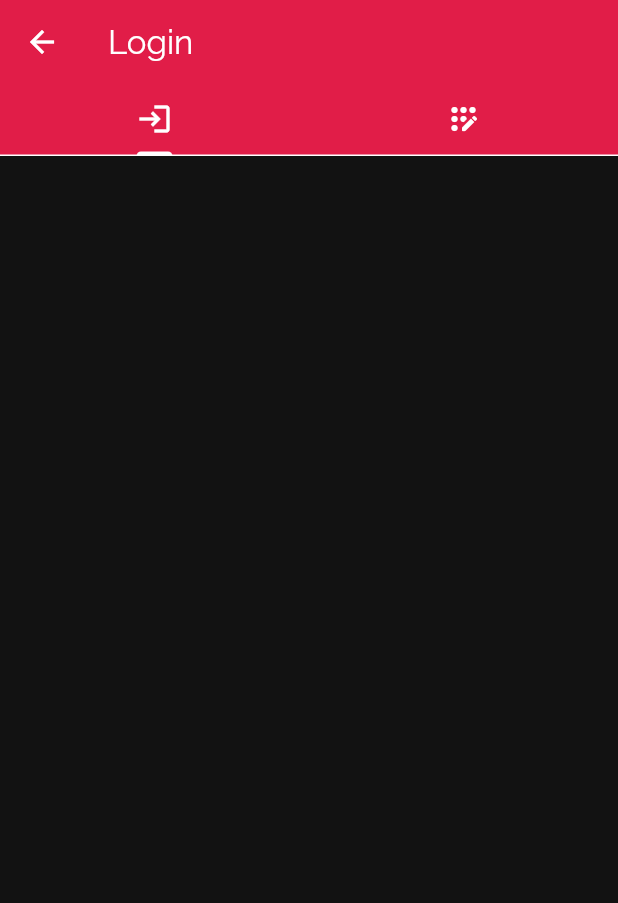
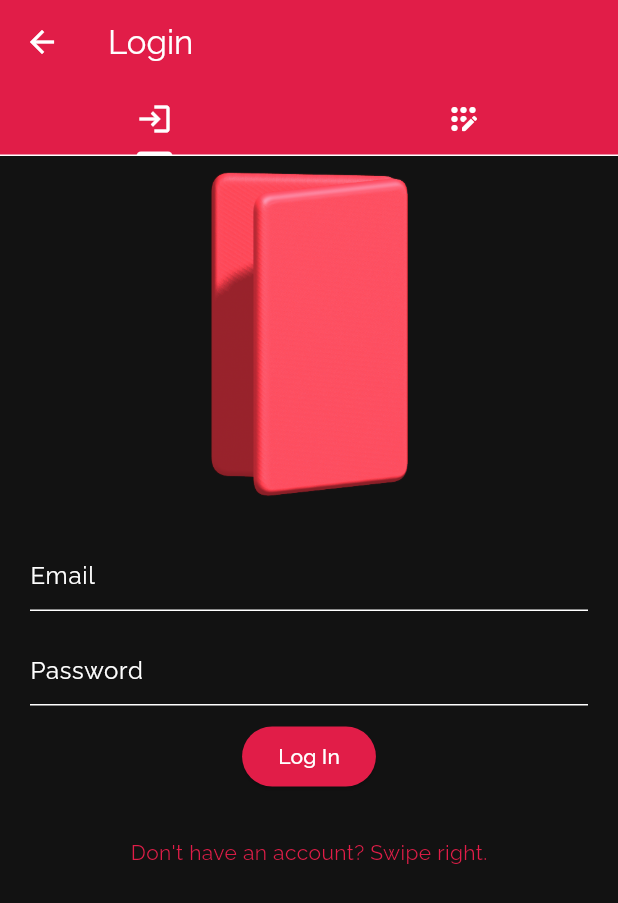
Before and after one commit to SamPariat/cinesuggest-flutter, a Flutter app: the LoginScreen screen opened by its route, on a phone screen of 412 x 824 dp. Shown: the top 903 px of the screen. Run offline on Flutter 3.47's test engine with Material 3 defaults, Android fonts, the light colour scheme and no system bars; our stand-ins replace flutter_dotenv, flutter_secure_storage, form_validator, get_it, google_fonts; accounts and stored records are empty.

Commit message:
Added form_validator for login and register form validation

```diff
--- a/lib/main.dart
+++ b/lib/main.dart
@@ -1,4 +1,4 @@
-import 'package:cinesuggest/api/api.dart';
+import 'package:cinesuggest/api/api.dart' as api;
 import 'package:cinesuggest/constants/constants.dart';
 import 'package:cinesuggest/screens/screens.dart';
 import 'package:flutter/material.dart';
@@ -7,7 +7,7 @@ import 'package:google_fonts/google_fonts.dart';
 
 Future main() async {
   await dotenv.load(fileName: '.env');
-  setUp();
+  api.setUp();
   runApp(const MyApp());
 }
 
--- a/lib/screens/login_screen.dart
+++ b/lib/screens/login_screen.dart
@@ -1,3 +1,4 @@
+import 'package:cinesuggest/widgets/widgets.dart';
 import 'package:flutter/material.dart';
 
 class LoginScreen extends StatefulWidget {
@@ -53,7 +54,10 @@ class _LoginScreenState extends State<LoginScreen>
       ),
       body: TabBarView(
         controller: _tabController,
-        children: const [],
+        children: const [
+          LoginForm(),
+          RegisterForm(),
+        ],
       ),
     );
   }
--- /dev/null
+++ b/lib/widgets/input_field.dart
@@ -0,0 +1,41 @@
+import 'package:cinesuggest/constants/constants.dart';
+import 'package:flutter/material.dart';
+
+class InputField extends StatelessWidget {
+  final TextEditingController controller;
+  final String hintText;
+  final TextInputType keyboardType;
+  final bool isPassword;
+  final String? Function(String?)? validator;
+
+  const InputField({
+    super.key,
+    required this.controller,
+    required this.hintText,
+    required this.keyboardType,
+    this.isPassword = false,
+    this.validator,
+  });
+
+  @override
+  Widget build(BuildContext context) {
+    return TextFormField(
+      controller: controller,
+      keyboardType: keyboardType,
+      keyboardAppearance: Brightness.dark,
+      obscureText: isPassword,
+      validator: validator,
+      decoration: InputDecoration(
+        hintText: hintText,
+        border: const UnderlineInputBorder(
+          borderSide: BorderSide(
+            color: primaryColor,
+          ),
+        ),
+      ),
+      style: const TextStyle(
+        color: Colors.white,
+      ),
+    );
+  }
+}
--- /dev/null
+++ b/lib/widgets/login_form.dart
@@ -0,0 +1,88 @@
+import 'package:cinesuggest/constants/constants.dart';
+import 'package:cinesuggest/widgets/widgets.dart';
+import 'package:flutter/material.dart';
+import 'package:form_validator/form_validator.dart';
+
+class LoginForm extends StatefulWidget {
+  const LoginForm({super.key});
+
+  @override
+  State<LoginForm> createState() => _LoginFormState();
+}
+
+class _LoginFormState extends State<LoginForm> {
+  final _emailController = TextEditingController();
+  final _passwordController = TextEditingController();
+  final _loginFormKey = GlobalKey<FormState>();
+
+  @override
+  void dispose() {
+    super.dispose();
+    _emailController.dispose();
+    _passwordController.dispose();
+  }
+
+  @override
+  Widget build(BuildContext context) {
+    final imageWidth = MediaQuery.of(context).size.width * 0.5;
+
+    return SingleChildScrollView(
+      child: Column(
+        children: [
+          Container(
+            margin: const EdgeInsets.symmetric(vertical: 5),
+            child: Image(
+              image: const AssetImage('assets/images/login-3d.png'),
+              width: imageWidth,
+            ),
+          ),
+          const SizedBox(height: 10),
+          Form(
+            key: _loginFormKey,
+            child: Container(
+              margin: const EdgeInsets.symmetric(vertical: 10),
+              padding: const EdgeInsets.symmetric(horizontal: 20),
+              child: Column(
+                children: [
+                  InputField(
+                    controller: _emailController,
+                    hintText: 'Email',
+                    keyboardType: TextInputType.emailAddress,
+                    validator: ValidationBuilder()
+                        .email('Email must be valid')
+                        .build(),
+                  ),
+                  const SizedBox(height: 15),
+                  InputField(
+                    controller: _passwordController,
+                    hintText: 'Password',
+                    keyboardType: TextInputType.visiblePassword,
+                    validator: ValidationBuilder()
+                        .minLength(7, 'Password must be at least 7 characters')
+                        .build(),
+                    isPassword: true,
+                  ),
+                  const SizedBox(height: 10),
+                  ElevatedButton(
+                    onPressed: () async {
+                      bool isValid = _loginFormKey.currentState!.validate();
+
+                      if (!isValid) return;
+                    },
+                    child: const Text('Log In'),
+                  ),
+                ],
+              ),
+            ),
+          ),
+          const SizedBox(height: 20),
+          const Text(
+            'Don\'t have an account? Swipe right.',
+            style: TextStyle(color: primaryColor),
+          ),
+          const SizedBox(height: 10),
+        ],
+      ),
+    );
+  }
+}
--- a/lib/widgets/widgets.dart
+++ b/lib/widgets/widgets.dart
@@ -1,8 +1,11 @@
 export './app_drawer.dart';
 export './heading_description_text.dart';
 export './heading_text.dart';
+export './input_field.dart';
+export './login_form.dart';
 export './recommendation_data_source.dart';
 export './recommendation_table.dart';
+export './register_form.dart';
 export './screen_image.dart';
 export './sub_heading_text.dart';
 export './top_trending_card.dart';
--- a/pubspec.yaml
+++ b/pubspec.yaml
@@ -19,6 +19,7 @@ dependencies:
   url_launcher: ^6.2.2
   flutter_secure_storage: ^9.0.0
   get_it: ^7.6.4
+  form_validator: ^2.1.1
 
 dev_dependencies:
   flutter_test:
```
Also changed, not shown: lib/screens/trending_screen.dart (+14 -9 lines), lib/widgets/register_form.dart (added, +118 -0 lines), pubspec.lock.
